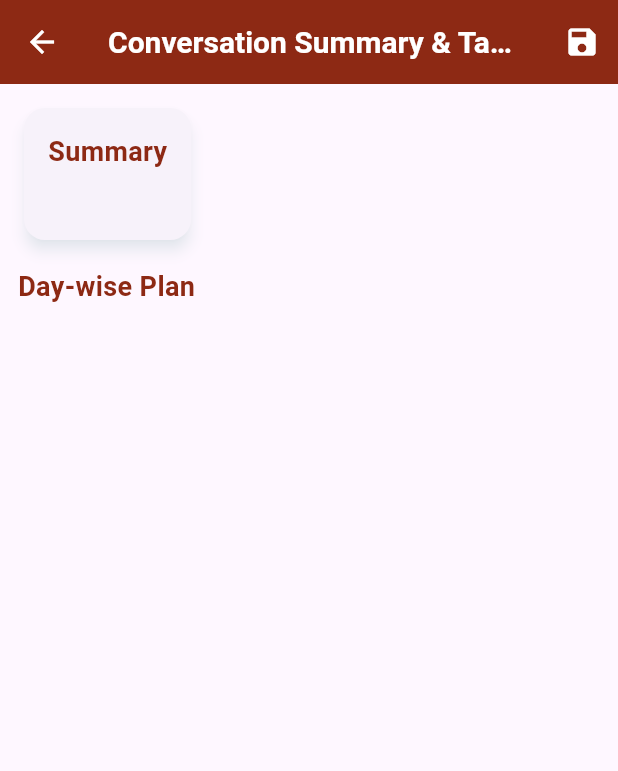
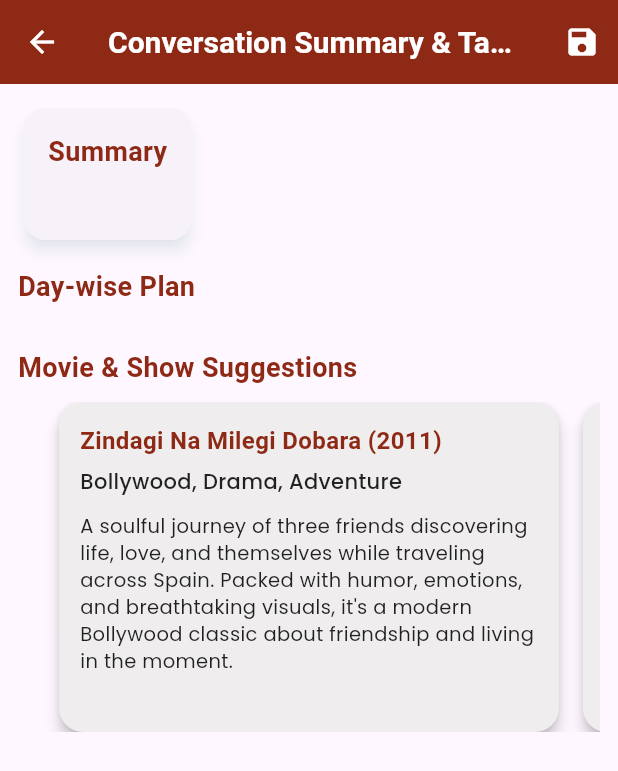
Before and after one commit to Sandeep-Sisodiya/AI_Therapy-Dr.-Savi-, a Flutter app: the SummaryScreen screen opened directly with empty values, on a phone screen of 412 x 824 dp. Shown: the top 771 px of the screen. Run offline on Flutter 3.47's test engine with Material 3 defaults, Android fonts, the phone set to English and light mode, and no system bars; our stand-ins replace camera, cloud_firestore, firebase_auth, firebase_core, flutter_animate, flutter_dotenv and 11 more; accounts and stored records are empty; Roboto replaces fonts that are missing (Chewy).

Commit message:
interviw prep

```diff
--- /dev/null
+++ b/assets/labels.txt
@@ -0,0 +1,3 @@
+0 Happy
+1 Sad
+2 Angry
--- a/lib/Services/api_service.dart
+++ b/lib/Services/api_service.dart
@@ -16,7 +16,8 @@ class ApiService {
   ].obs;
 
   final String baseUrl =
-      "https://generativelanguage.googleapis.com/v1beta/models/gemini-1.5-flash-latest:generateContent";
+      "https://generativelanguage.googleapis.com/v1beta/models/gemini-2.5-flash-lite:generateContent";
+
 
   static FlutterTts flutterTts = FlutterTts();
   double volume = 0.7;
@@ -53,7 +54,6 @@ class ApiService {
   Future<void> _setAwaitOptions() async {
     await flutterTts.awaitSpeakCompletion(true);
   }
-
 
   Future<void> _getDefaultEngine() async {
     var engine = await flutterTts.getDefaultEngine;
--- a/lib/onBoarding/summary_screen.dart
+++ b/lib/onBoarding/summary_screen.dart
@@ -17,25 +17,56 @@ class _SummaryScreenState extends State<SummaryScreen> {
   List<bool> dayDoneStatus = [];
   bool isAlreadySaved = false;
 
+  // Only 3-4 feel-good movies/shows (Bollywood + Hollywood)
+  final List<Map<String, String>> movieSuggestions = [
+    {
+      "title": "Zindagi Na Milegi Dobara",
+      "year": "2011",
+      "genre": "Bollywood, Drama, Adventure",
+      "description":
+      "A soulful journey of three friends discovering life, love, and themselves while traveling across Spain. Packed with humor, emotions, and breathtaking visuals, it's a modern Bollywood classic about friendship and living in the moment."
+    },
+    {
+      "title": "The Pursuit of Happyness",
+      "year": "2006",
+      "genre": "Drama, Biography",
+      "description":
+      "A deeply moving film starring Will Smith about a struggling salesman who never gives up on his dreams. A powerful reminder of hope, resilience, and the importance of family."
+    },
+    {
+      "title": "Yeh Jawaani Hai Deewani",
+      "year": "2013",
+      "genre": "Bollywood, Romance, Drama",
+      "description":
+      "A vibrant Bollywood film exploring friendship, love, and chasing dreams. With foot-tapping music, heartwarming moments, and relatable characters, it leaves you with a smile and a sense of nostalgia."
+    },
+    {
+      "title": "The Intern",
+      "year": "2015",
+      "genre": "Comedy, Drama",
+      "description":
+      "A delightful movie about a 70-year-old widower who becomes an intern at a fashion startup. Heartwarming, funny, and inspiring — it shows that life has no age limits for new beginnings."
+    },
+  ];
+
+
   @override
   void initState() {
     super.initState();
     final daywise = List<String>.from(widget.summaryData['daywise'] ?? []);
     dayDoneStatus = List.generate(daywise.length, (_) => false);
 
-    // Check if summary already saved
     List stored = box.read('savedSummaries') ?? [];
     final existingIndex = stored.indexWhere((s) =>
     s['summary'] == widget.summaryData['summary'] &&
-        s['daywise'].toString() == widget.summaryData['daywise'].toString());
+        s['daywise'].toString() ==
+            widget.summaryData['daywise'].toString());
 
     if (existingIndex != -1) {
       isAlreadySaved = true;
       final savedSummary = stored[existingIndex];
-      // Load previously marked done days if any
       if (savedSummary['dayDoneStatus'] != null) {
-        dayDoneStatus =
-        List<bool>.from(savedSummary['dayDoneStatus']);
+        dayDoneStatus = List<bool>.from(savedSummary['dayDoneStatus']);
       }
     }
   }
@@ -45,15 +76,14 @@ class _SummaryScreenState extends State<SummaryScreen> {
     widget.summaryData['dayDoneStatus'] = dayDoneStatus;
 
     if (isAlreadySaved) {
-      // Update existing summary
       final existingIndex = stored.indexWhere((s) =>
       s['summary'] == widget.summaryData['summary'] &&
-          s['daywise'].toString() == widget.summaryData['daywise'].toString());
+          s['daywise'].toString() ==
+              widget.summaryData['daywise'].toString());
       if (existingIndex != -1) {
         stored[existingIndex] = widget.summaryData;
       }
     } else {
-      // Save as new
       stored.add(widget.summaryData);
       isAlreadySaved = true;
     }
@@ -98,7 +128,7 @@ class _SummaryScreenState extends State<SummaryScreen> {
           child: Column(
             crossAxisAlignment: CrossAxisAlignment.start,
             children: [
-              // Summary Card
+              /// Summary Card
               Card(
                 elevation: 4,
                 shadowColor: Colors.teal.withOpacity(0.2),
@@ -130,6 +160,7 @@ class _SummaryScreenState extends State<SummaryScreen> {
                   ),
                 ),
               ),
+
               const SizedBox(height: 14),
               Text(
                 "Day-wise Plan",
@@ -140,7 +171,8 @@ class _SummaryScreenState extends State<SummaryScreen> {
                 ),
               ),
               const SizedBox(height: 8),
-              // 7-Day Cards
+
+              /// Day Cards
               ListView.builder(
                 physics: const NeverScrollableScrollPhysics(),
                 shrinkWrap: true,
@@ -179,7 +211,8 @@ class _SummaryScreenState extends State<SummaryScreen> {
                               onPressed: dayDoneStatus[index]
                                   ? null
                                   : () => markDayDone(index),
-                              icon: const Icon(Icons.check, color: Color(0xFF8D2914)),
+                              icon: const Icon(Icons.check,
+                                  color: Color(0xFF8D2914)),
                               label: Text(
                                 "Done",
                                 style: GoogleFonts.poppins(
@@ -195,6 +228,74 @@ class _SummaryScreenState extends State<SummaryScreen> {
                   );
                 },
               ),
+
+              const SizedBox(height: 20),
+              Text(
+                "Movie & Show Suggestions",
+                style: GoogleFonts.kaushanScript(
+                  fontSize: 18,
+                  fontWeight: FontWeight.bold,
+                  color: Color(0xFF8D2914),
+                ),
+              ),
+              const SizedBox(height: 10),
+
+              /// Movie Suggestion Slider (only 3 cards)
+              SizedBox(
+                height: 220,
+                child: PageView.builder(
+                  controller: PageController(viewportFraction: 0.9),
+                  itemCount: movieSuggestions.length,
+                  itemBuilder: (context, index) {
+                    final movie = movieSuggestions[index];
+                    return Card(
+                      shape: RoundedRectangleBorder(
+                          borderRadius: BorderRadius.circular(16)),
+                      elevation: 4,
+                      margin: const EdgeInsets.symmetric(horizontal: 8),
+                      color: Color(0xFFEFEDED),
+                      child: Padding(
+                        padding: const EdgeInsets.all(14),
+                        child: Column(
+                          crossAxisAlignment: CrossAxisAlignment.start,
+                          children: [
+                            Text(
+                              "${movie['title']} (${movie['year']})",
+                              style: GoogleFonts.patuaOne(
+                                fontSize: 16,
+                                fontWeight: FontWeight.bold,
+                                color: Color(0xFF8D2914),
+                              ),
+                            ),
+                            const SizedBox(height: 6),
+                            Text(
+                              movie['genre'] ?? "",
+                              style: GoogleFonts.poppins(
+                                fontSize: 14,
+                                fontWeight: FontWeight.w500,
+                                color: Colors.black87,
+                              ),
+                            ),
+                            const SizedBox(height: 10),
+                            Expanded(
+                              child: Text(
+                                movie['description'] ?? "",
+                                style: GoogleFonts.poppins(
+                                  fontSize: 13,
+                                  color: Colors.black87,
+                                  height: 1.4,
+                                ),
+                              ),
+                            ),
+
+                          ],
+                        ),
+                      ),
+                    );
+                  },
+                ),
+              ),
+              SizedBox(height: 50,)
             ],
           ),
         ),
```
Also changed, not shown: 4 other files.
